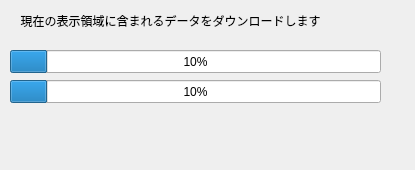
Qt form gsi_geojson_generator_indicator_base.ui (Kanahiro/GSI-VTDownloader) before a commit.
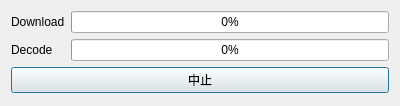
The same form after that commit.

Diff of the .ui file:
```diff
--- a/gsi_geojson_generator_indicator_base.ui
+++ b/gsi_geojson_generator_indicator_base.ui
@@ -6,61 +6,78 @@
    <rect>
     <x>0</x>
     <y>0</y>
-    <width>415</width>
-    <height>170</height>
+    <width>400</width>
+    <height>106</height>
    </rect>
   </property>
   <property name="windowTitle">
    <string>GSI-VTDownloader</string>
   </property>
-  <widget class="QLabel" name="label_3">
-   <property name="geometry">
-    <rect>
-     <x>10</x>
-     <y>0</y>
-     <width>321</width>
-     <height>41</height>
-    </rect>
-   </property>
+  <layout class="QVBoxLayout" name="verticalLayout">
+   <item>
+    <layout class="QHBoxLayout" name="horizontalLayout_2">
+     <item>
+      <layout class="QHBoxLayout" name="horizontalLayout">
+       <item>
+        <layout class="QVBoxLayout" name="verticalLayout_3">
+         <item>
+          <widget class="QLabel" name="label">
+           <property name="text">
+            <string>Download</string>
+           </property>
+          </widget>
+         </item>
+         <item>
+          <widget class="QLabel" name="label_2">
    <property name="text">
-    <string>現在の表示領域に含まれるデータをダウンロードします</string>
-   </property>
-   <property name="alignment">
-    <set>Qt::AlignCenter</set>
-   </property>
-  </widget>
+            <string>Decode</string>
+           </property>
+          </widget>
+         </item>
+        </layout>
+       </item>
+      </layout>
+     </item>
+     <item>
+      <layout class="QVBoxLayout" name="verticalLayout_4">
+       <item>
   <widget class="QProgressBar" name="download_progressBar">
-   <property name="geometry">
-    <rect>
-     <x>10</x>
-     <y>50</y>
-     <width>371</width>
-     <height>23</height>
-    </rect>
+         <property name="maximum">
+          <number>100</number>
    </property>
    <property name="value">
-    <number>10</number>
+          <number>0</number>
    </property>
    <property name="textVisible">
     <bool>true</bool>
    </property>
   </widget>
+       </item>
+       <item>
   <widget class="QProgressBar" name="decode_progressBar">
-   <property name="geometry">
-    <rect>
-     <x>10</x>
-     <y>80</y>
-     <width>371</width>
-     <height>23</height>
-    </rect>
+         <property name="maximum">
+          <number>100</number>
    </property>
    <property name="value">
-    <number>10</number>
+          <number>0</number>
    </property>
    <property name="textVisible">
     <bool>true</bool>
    </property>
   </widget>
+       </item>
+      </layout>
+     </item>
+    </layout>
+   </item>
+   <item>
+    <widget class="QPushButton" name="abortPushButton">
+     <property name="text">
+      <string>中止</string>
+     </property>
+    </widget>
+   </item>
+  </layout>
  </widget>
  <resources/>
  <connections/>
```
Lines whose indentation alone changed are shown as unchanged.
